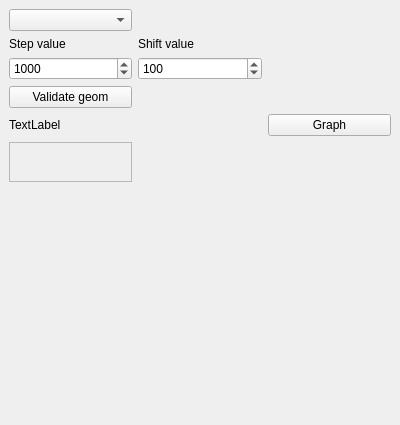
This is river_metrics_dockwidget_base.ui in pierluigiderosa/RiverMetrics as Qt 5 draws it before an edit. The edited form follows.
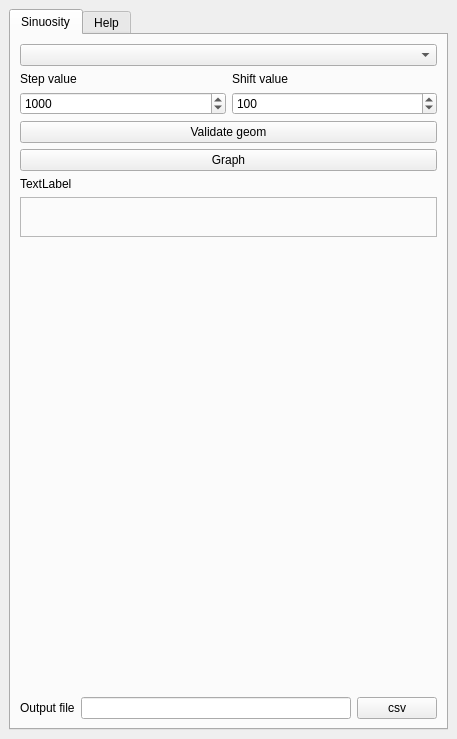
This is the edited form. Icons and pictures are not drawn.

Commit message: version beta 0.2: initial version Problems are on the widget because if you re-graph the output is not in the dock

What changed in the file:
```diff
--- a/river_metrics_dockwidget_base.ui
+++ b/river_metrics_dockwidget_base.ui
@@ -6,45 +6,44 @@
    <rect>
     <x>0</x>
     <y>0</y>
-    <width>400</width>
-    <height>425</height>
+    <width>457</width>
+    <height>739</height>
    </rect>
   </property>
   <property name="windowTitle">
    <string>RiverMetrics</string>
   </property>
   <widget class="QWidget" name="dockWidgetContents">
+   <layout class="QVBoxLayout" name="verticalLayout">
+    <item>
+     <widget class="QTabWidget" name="tabWidget">
+      <property name="currentIndex">
+       <number>0</number>
+      </property>
+      <widget class="QWidget" name="tab">
+       <attribute name="title">
+        <string>Sinuosity</string>
+       </attribute>
+       <layout class="QVBoxLayout" name="verticalLayout_2">
+        <item>
+         <widget class="QComboBox" name="vectorCombo"/>
+        </item>
+        <item>
    <layout class="QGridLayout" name="gridLayout">
     <item row="0" column="0">
-     <widget class="QComboBox" name="vectorCombo"/>
-    </item>
-    <item row="5" column="0">
-     <widget class="QLabel" name="validator">
+           <widget class="QLabel" name="label_2">
       <property name="text">
-       <string>TextLabel</string>
+             <string>Step value</string>
       </property>
      </widget>
     </item>
-    <item row="5" column="2">
-     <widget class="QPushButton" name="graph">
+          <item row="0" column="1">
+           <widget class="QLabel" name="label_3">
       <property name="text">
-       <string>Graph</string>
+             <string>Shift value</string>
       </property>
      </widget>
     </item>
-    <item row="7" column="0">
-     <spacer name="verticalSpacer">
-      <property name="orientation">
-       <enum>Qt::Vertical</enum>
-      </property>
-      <property name="sizeHint" stdset="0">
-       <size>
-        <width>20</width>
-        <height>40</height>
-       </size>
-      </property>
-     </spacer>
-    </item>
     <item row="2" column="0">
      <widget class="QDoubleSpinBox" name="stepSpin">
       <property name="decimals">
@@ -61,14 +60,25 @@
       </property>
      </widget>
     </item>
-    <item row="1" column="0">
-     <widget class="QLabel" name="label_2">
-      <property name="text">
-       <string>Step value</string>
+          <item row="2" column="1">
+           <widget class="QDoubleSpinBox" name="shiftSpin">
+            <property name="decimals">
+             <number>0</number>
+            </property>
+            <property name="minimum">
+             <double>10.000000000000000</double>
+            </property>
+            <property name="maximum">
+             <double>99999.000000000000000</double>
+            </property>
+            <property name="value">
+             <double>100.000000000000000</double>
       </property>
      </widget>
     </item>
-    <item row="4" column="0">
+         </layout>
+        </item>
+        <item>
      <widget class="QPushButton" name="validate">
       <property name="text">
        <string>Validate geom</string>
@@ -85,30 +95,21 @@
       </property>
      </widget>
     </item>
-    <item row="1" column="1">
-     <widget class="QLabel" name="label_3">
+        <item>
+         <widget class="QPushButton" name="graph">
       <property name="text">
-       <string>Shift value</string>
+           <string>Graph</string>
       </property>
      </widget>
     </item>
-    <item row="2" column="1">
-     <widget class="QDoubleSpinBox" name="shiftSpin">
-      <property name="decimals">
-       <number>0</number>
-      </property>
-      <property name="minimum">
-       <double>10.000000000000000</double>
-      </property>
-      <property name="maximum">
-       <double>99999.000000000000000</double>
-      </property>
-      <property name="value">
-       <double>100.000000000000000</double>
-      </property>
-     </widget>
-    </item>
-    <item row="6" column="0">
+        <item>
+         <widget class="QLabel" name="validator">
+          <property name="text">
+           <string>TextLabel</string>
+          </property>
+         </widget>
+        </item>
+        <item>
      <widget class="QFrame" name="frame_for_plot">
       <property name="minimumSize">
        <size>
@@ -122,6 +123,73 @@
       <property name="frameShadow">
        <enum>QFrame::Raised</enum>
       </property>
+         </widget>
+        </item>
+        <item>
+         <spacer name="verticalSpacer">
+          <property name="orientation">
+           <enum>Qt::Vertical</enum>
+          </property>
+          <property name="sizeHint" stdset="0">
+           <size>
+            <width>414</width>
+            <height>325</height>
+           </size>
+          </property>
+         </spacer>
+        </item>
+        <item>
+         <layout class="QHBoxLayout" name="horizontalLayout">
+          <item>
+           <widget class="QLabel" name="label">
+            <property name="text">
+             <string>Output file</string>
+            </property>
+           </widget>
+          </item>
+          <item>
+           <widget class="QLineEdit" name="lineOutput"/>
+          </item>
+          <item>
+           <widget class="QPushButton" name="browseBtn">
+            <property name="text">
+             <string>csv</string>
+            </property>
+           </widget>
+          </item>
+         </layout>
+        </item>
+       </layout>
+      </widget>
+      <widget class="QWidget" name="tab_2">
+       <attribute name="title">
+        <string>Help</string>
+       </attribute>
+       <layout class="QVBoxLayout" name="verticalLayout_3">
+        <item>
+         <widget class="QTextBrowser" name="textBrowser">
+          <property name="html">
+           <string>&lt;!DOCTYPE HTML PUBLIC &quot;-//W3C//DTD HTML 4.0//EN&quot; &quot;http://www.w3.org/TR/REC-html40/strict.dtd&quot;&gt;
+&lt;html&gt;&lt;head&gt;&lt;meta name=&quot;qrichtext&quot; content=&quot;1&quot; /&gt;&lt;style type=&quot;text/css&quot;&gt;
+p, li { white-space: pre-wrap; }
+&lt;/style&gt;&lt;/head&gt;&lt;body style=&quot; font-family:'Ubuntu'; font-size:11pt; font-weight:400; font-style:normal;&quot;&gt;
+&lt;p style=&quot; margin-top:12px; margin-bottom:12px; margin-left:0px; margin-right:0px; -qt-block-indent:0; text-indent:0px;&quot;&gt;&lt;span style=&quot; font-size:xx-large; font-weight:600;&quot;&gt;RiverMetrics Help&lt;/span&gt;&lt;/p&gt;
+&lt;p style=&quot; margin-top:12px; margin-bottom:12px; margin-left:0px; margin-right:0px; -qt-block-indent:0; text-indent:0px;&quot;&gt;The plugin allows to calculate the river sinuosity using a vectorline representing the river axis. The vector line of river axis mustcontain only one feature and the coordinate reference system must benot geographical (long-lat) type. The plugin check this conditions by the &lt;span style=&quot; font-weight:600; font-style:italic;&quot;&gt;validate geom&lt;/span&gt; button&lt;/p&gt;
+&lt;p style=&quot; margin-top:12px; margin-bottom:12px; margin-left:0px; margin-right:0px; -qt-block-indent:0; text-indent:0px;&quot;&gt;The sinuosity is calculated by considering a portion of thechannel centreline with fixed length (&lt;span style=&quot; font-weight:600; font-style:italic;&quot;&gt;step value&lt;/span&gt;), progressively shifted downstream by a constant distance (&lt;span style=&quot; font-weight:600; font-style:italic;&quot;&gt;shift value&lt;/span&gt;).&lt;/p&gt;
+&lt;p style=&quot; margin-top:12px; margin-bottom:12px; margin-left:0px; margin-right:0px; -qt-block-indent:0; text-indent:0px;&quot;&gt;Sinuosity is obtained by dividing the fixed length of thecentreline tract by the straight-line between its end-points. Thecomputed sinuosity value is assigned to the midpoint of thecentreline tract. This approach have been proposed by &lt;a href=&quot;http://file.scirp.org/pdf/IJG_2016022616031993.pdf&quot;&gt;&lt;span style=&quot; text-decoration: underline; color:#0000ff;&quot;&gt;Clerici e Perego, 2016&lt;/span&gt;&lt;/a&gt;.&lt;/p&gt;
+&lt;p style=&quot; margin-top:12px; margin-bottom:12px; margin-left:0px; margin-right:0px; -qt-block-indent:0; text-indent:0px;&quot;&gt;The procedure to use the plugin is the following:&lt;/p&gt;
+&lt;p style=&quot; margin-top:12px; margin-bottom:12px; margin-left:0px; margin-right:0px; -qt-block-indent:0; text-indent:0px;&quot;&gt;1) select a vector line representing the river axes from the combo box &lt;/p&gt;
+&lt;p style=&quot; margin-top:12px; margin-bottom:12px; margin-left:0px; margin-right:0px; -qt-block-indent:0; text-indent:0px;&quot;&gt;2) select a a &lt;span style=&quot; font-weight:600; font-style:italic;&quot;&gt;step value&lt;/span&gt; and a downstream &lt;span style=&quot; font-weight:600; font-style:italic;&quot;&gt;shift value&lt;/span&gt;&lt;/p&gt;
+&lt;p style=&quot; margin-top:12px; margin-bottom:12px; margin-left:0px; margin-right:0px; -qt-block-indent:0; text-indent:0px;&quot;&gt;3) press the &lt;span style=&quot; font-weight:600; font-style:italic;&quot;&gt;validate geom&lt;/span&gt; button to check your layer &lt;/p&gt;
+&lt;p style=&quot; margin-top:12px; margin-bottom:12px; margin-left:0px; margin-right:0px; -qt-block-indent:0; text-indent:0px;&quot;&gt;4) press the &lt;span style=&quot; font-weight:600; font-style:italic;&quot;&gt;graph&lt;/span&gt; button to graph the sinuosity &lt;/p&gt;
+&lt;p style=&quot; margin-top:12px; margin-bottom:12px; margin-left:0px; margin-right:0px; -qt-block-indent:0; text-indent:0px;&quot;&gt;5) select a csv file to save the graph sinuosity data &lt;/p&gt;
+&lt;p style=&quot; margin-top:12px; margin-bottom:12px; margin-left:0px; margin-right:0px; -qt-block-indent:0; text-indent:0px;&quot;&gt;6) add breaks &lt;/p&gt;
+&lt;p style=&quot; margin-top:12px; margin-bottom:12px; margin-left:0px; margin-right:0px; -qt-block-indent:0; text-indent:0px;&quot;&gt;7) press stop-breaks to create a new layer split following the breaks. The attribute table store the mean sinuosity value for any reach.&lt;/p&gt;&lt;/body&gt;&lt;/html&gt;</string>
+          </property>
+         </widget>
+        </item>
+       </layout>
+      </widget>
      </widget>
     </item>
    </layout>
```
Lines whose indentation alone changed are shown as unchanged. The commit also changes 2 other files.
